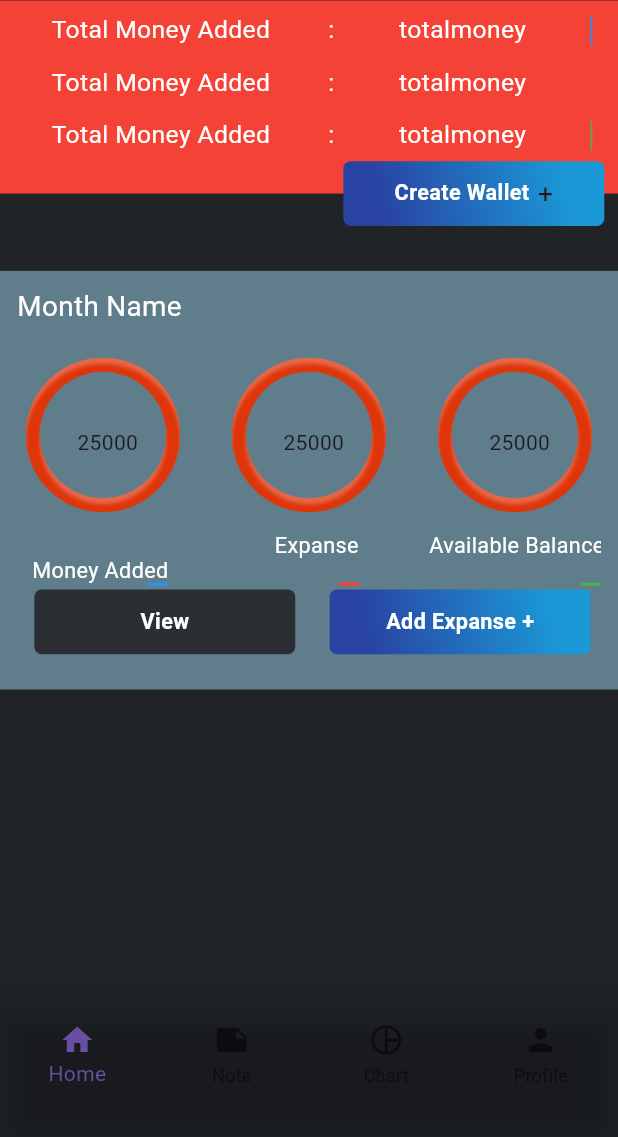
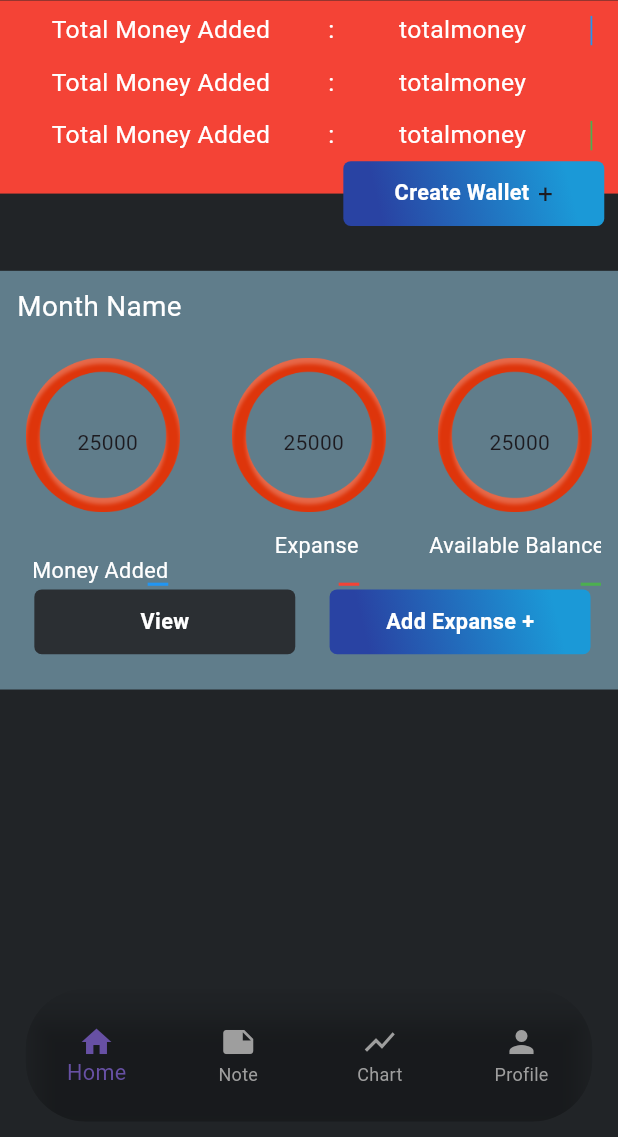
Before and after one commit to AAShayon01/hisab, a Flutter app: the screen it shows after launch, after a tap on "Submit", on a phone screen of 412 x 824 dp, the part 99-1236 px from its top. Run offline on Flutter 3.47's test engine with Material 3 defaults, Android fonts, the phone set to English and light mode, and no system bars; our stand-ins replace firebase_auth, firebase_core, flutter_screenutil, google_sign_in; accounts and stored records are empty; network calls fail.

Commit message:
custom navbar Finished with provider

```diff
--- a/lib/main.dart
+++ b/lib/main.dart
@@ -2,6 +2,7 @@ import 'package:firebase_core/firebase_core.dart';
 import 'package:flutter/material.dart';
 import 'package:flutter_screenutil/flutter_screenutil.dart';
 import 'package:hisab/provider/auth_provider.dart';
+import 'package:hisab/provider/bottomNavigationBarProvider.dart';
 import 'package:hisab/provider/noteProvider.dart';
 import 'package:hisab/view/screen/Login.dart';
 import 'package:provider/provider.dart';
@@ -14,6 +15,7 @@ void main() async{
       MultiProvider(providers: [
         ChangeNotifierProvider<AuthProvider>(create: (context)=>AuthProvider()),
         ChangeNotifierProvider<NotesProvider>(create:(context)=>NotesProvider()),
+        ChangeNotifierProvider(create: (context) => BottomNavigationBarProvider()),
 
       ],child: const Myapp(),
       )
--- /dev/null
+++ b/lib/provider/bottomNavigationBarProvider.dart
@@ -0,0 +1,12 @@
+import 'package:flutter/material.dart';
+
+class BottomNavigationBarProvider extends ChangeNotifier {
+  int _currentIndex = 0;
+
+  int get currentIndex => _currentIndex;
+
+  void updateIndex(int newIndex) {
+    _currentIndex = newIndex;
+    notifyListeners();
+  }
+}
--- a/lib/view/screen/chart.dart
+++ b/lib/view/screen/chart.dart
@@ -1,10 +1,12 @@
 import 'package:flutter/material.dart';
+import 'package:hisab/utils/app_constant.dart';
 class Chart extends StatelessWidget {
   const Chart({super.key});
 
   @override
   Widget build(BuildContext context) {
     return Scaffold(
+      backgroundColor: AppConst.appBackgroundColor,
     );
   }
 }
--- a/lib/view/screen/note.dart
+++ b/lib/view/screen/note.dart
@@ -1,5 +1,7 @@
 import 'package:flutter/material.dart';
+import 'package:flutter_screenutil/flutter_screenutil.dart';
 import 'package:hisab/provider/noteProvider.dart';
+import 'package:hisab/utils/app_constant.dart';
 import 'package:provider/provider.dart';
 import '../widgets/notesDetails.dart';
 class Note extends StatelessWidget {
@@ -10,8 +12,14 @@ class Note extends StatelessWidget {
     final notesProvider = Provider.of<NotesProvider>(context);
 
     return Scaffold(
+      backgroundColor: AppConst.appBackgroundColor,
       appBar: AppBar(
-        title: Text('Notes'),
+        automaticallyImplyLeading: false,
+        backgroundColor: Colors.transparent,
+        title: Padding(
+          padding: EdgeInsets.only(left: 10.w),
+          child:  Text('Notes',style: AppConst.appTextStyle,),
+        ),
       ),
       body: ListView.builder(
         itemCount: notesProvider.notes.length,
--- a/lib/view/widgets/customBottomNavBar.dart
+++ b/lib/view/widgets/customBottomNavBar.dart
@@ -1,3 +1,5 @@
+import 'dart:ui';
+
 import 'package:flutter/material.dart';
 import 'package:flutter_screenutil/flutter_screenutil.dart';
 import 'package:hisab/provider/auth_provider.dart';
@@ -6,114 +8,193 @@ import 'package:hisab/view/screen/chart.dart';
 import 'package:hisab/view/screen/homepage.dart';
 import 'package:hisab/view/screen/profile.dart';
 import 'package:provider/provider.dart';
+import '../../provider/bottomNavigationBarProvider.dart';
 import '../../utils/app_constant.dart';
 import '../screen/note.dart';
 
-class CurvedNavigationBarPage extends StatefulWidget {
-  const CurvedNavigationBarPage({super.key});
+// class CurvedNavigationBarPage extends StatefulWidget {
+//   const CurvedNavigationBarPage({super.key});
+//
+//   @override
+//   State<CurvedNavigationBarPage> createState() =>
+//       _CurvedNavigationBarPageState();
+// }
 
-  @override
-  State<CurvedNavigationBarPage> createState() =>
-      _CurvedNavigationBarPageState();
-}
+//
+// class _CurvedNavigationBarPageState extends State<CurvedNavigationBarPage> {
+//   int _index = 0;
+//
+//   final List<Widget> _pages = [
+//     const Homepage(),
+//     const Note(),
+//     const Chart(),
+//     const Profile(),
+//   ];
+//
+//   @override
+//   Widget build(BuildContext context) {
+//     final authProvider = Provider.of<AuthProvider>(context);
+//     final notesProvider = Provider.of<NotesProvider>(context);
+//
+//     return Scaffold(
+//       backgroundColor: AppConst.appBackgroundColor,
+//       body: _pages[_index],
+//       bottomNavigationBar: Padding(
+//         padding: EdgeInsets.only(bottom: 10.h),
+//         child: Container(
+//           height: 86.h,
+//           child:BottomNavigationBar(
+//           backgroundColor: Colors.transparent,
+//           type: BottomNavigationBarType.fixed,
+//           items: [
+//             BottomNavigationBarItem(icon: Icon(Icons.home), label: 'Home', backgroundColor: AppConst.appBackgroundColor),
+//             BottomNavigationBarItem(icon: Icon(Icons.note), label: 'Note', backgroundColor:AppConst.appBackgroundColor),
+//             BottomNavigationBarItem(icon: Icon(Icons.pie_chart_outline), label: 'Chart', backgroundColor: AppConst.appBackgroundColor),
+//             BottomNavigationBarItem(icon: Icon(Icons.person), label: 'Profile', backgroundColor: AppConst.appBackgroundColor),
+//           ],
+//           onTap: (index) {
+//             setState(() {
+//               _index = index;
+//             });
+//           },
+//         ),
+//         ),
+//       ),
+//     );
+//   }
+// }
+///set state style ///
+// class _CurvedNavigationBarPageState extends State<CurvedNavigationBarPage> {
+//   int _index = 0;
+//
+//   final List<Widget> _pages = [
+//     const Homepage(),
+//     const Note(),
+//     const Chart(),
+//     const Profile(),
+//   ];
+//
+//   @override
+//   Widget build(BuildContext context) {
+//     final authProvider = Provider.of<AuthProvider>(context);
+//     final notesProvider = Provider.of<NotesProvider>(context);
+//
+//     return Scaffold(
+//       backgroundColor: AppConst.appBackgroundColor,
+//       body: _pages[_index],
+//       bottomNavigationBar: Padding(
+//         padding: EdgeInsets.only(bottom: 10.h),
+//         child: Container(
+//           height: 86.h,
+//           child: BottomNavigationBar(
+//             backgroundColor: Colors.transparent,
+//             type: BottomNavigationBarType.fixed,
+//             items: [
+//               BottomNavigationBarItem(
+//                 icon: Icon(Icons.home),
+//                 label: 'Home',
+//                 backgroundColor: AppConst.appBackgroundColor,
+//               ),
+//               BottomNavigationBarItem(
+//                 icon: Icon(Icons.note),
+//                 label: 'Note',
+//                 backgroundColor: AppConst.appBackgroundColor,
+//               ),
+//               BottomNavigationBarItem(
+//                 icon: Icon(Icons.pie_chart_outline),
+//                 label: 'Chart',
+//                 backgroundColor: AppConst.appBackgroundColor,
+//               ),
+//               BottomNavigationBarItem(
+//                 icon: Icon(Icons.person),
+//                 label: 'Profile',
+//                 backgroundColor: AppConst.appBackgroundColor,
+//               ),
+//             ],
+//             currentIndex: _index, // Add this line to set the current index
+//             onTap: (index) {
+//               setState(() {
+//                 _index = index;
+//               });
+//             },
+//           ),
+//         ),
+//       ),
+//     );
+//   }
+// }
+///provider\\\
 
-class _CurvedNavigationBarPageState extends State<CurvedNavigationBarPage> {
-  int _index = 0;
 
-  final List<Widget> _pages = [
-    const Homepage(),
-    const Note(),
-    const Chart(),
-    const Profile(),
-  ];
-
+class CurvedNavigationBarPage extends StatelessWidget {
   @override
   Widget build(BuildContext context) {
-    final authProvider = Provider.of<AuthProvider>(context);
-    final notesProvider = Provider.of<NotesProvider>(context);
-
     return Scaffold(
       backgroundColor: AppConst.appBackgroundColor,
-      body: _pages[_index],
-      bottomNavigationBar: Padding(
-        padding: EdgeInsets.only(bottom: 10.h),
+      body: Consumer<BottomNavigationBarProvider>(
+        builder: (context, provider, child) {
+          return IndexedStack(
+            index: provider.currentIndex,
+            children: const [
+              Homepage(),
+              Note(),
+              Chart(),
+              Profile(),
+            ],
+          );
+        },
+      ),
+      bottomNavigationBar:
+      Padding(
+        padding: EdgeInsets.only(bottom: 10.h,left: 15.w,right: 15.w),
+        child: Consumer<BottomNavigationBarProvider>(
+          builder: (context, provider, child) {
+            return ClipRRect(
+              borderRadius: BorderRadius.circular(40),
               child: Container(
                 height: 86.h,
-          // child: BottomNavigationBar(
-          //   backgroundColor: Colors.transparent,
-          //   items: [
-          //     BottomNavigationBarItem(
-          //       icon: Icon(Icons.home),
-          //       label: 'Home',
-          //       backgroundColor: AppConst.appBackgroundColor,
-          //       type: BottomNavigationBarType.fixed,
-          //     ),
-          //     BottomNavigationBarItem(
-          //       icon: Icon(Icons.note),
-          //       label: 'Note',
-          //       backgroundColor: Colors.white,
-          //       type: BottomNavigationBarType.fixed,
-          //     ),
-          //     BottomNavigationBarItem(
-          //       icon: Icon(Icons.pie_chart_outline),
-          //       label: 'Chart',
-          //       backgroundColor: AppConst.appBackgroundColor,
-          //       type: BottomNavigationBarType.fixed,
-          //     ),
-          //     BottomNavigationBarItem(
-          //       icon: Icon(Icons.person),
-          //       label: 'Profile',
-          //       backgroundColor: AppConst.appBackgroundColor,
-          //       type: BottomNavigationBarType.fixed,
-          //     ),
-          //     // BottomNavigationBarItem(icon: Icon(Icons.home), label: 'Home', backgroundColor: AppConst.appBackgroundColor),
-          //     // BottomNavigationBarItem(icon: Icon(Icons.note), label: 'Note', backgroundColor: Colors.white, textOverflow: TextOverflow.visible),
-          //     // BottomNavigationBarItem(icon: Icon(Icons.pie_chart_outline), label: 'Chart', backgroundColor: AppConst.appBackgroundColor, textOverflow: TextOverflow.visible),
-          //     // BottomNavigationBarItem(icon: Icon(Icons.person), label: 'Profile', backgroundColor: AppConst.appBackgroundColor, textOverflow: TextOverflow.visible),
-          //         // Icon(Icons.ice_skating, size: 24.sp, color: Colors.green),
-          //         // Icon(Icons.note, size: 24.sp, color: Colors.green),
-          //         // Icon(Icons.pie_chart_outline, size: 24.sp, color: Colors.green),
-          //         // Icon(Icons.person, size: 24.sp, color: Colors.green),
-          //   ],
-          //     onTap: (index) {
-          //   setState(() {
-          //     _index = index;
-          //   });
-          // },
-          //     ),
-          child:BottomNavigationBar(
+                decoration: BoxDecoration(
+                  borderRadius: BorderRadius.circular(40),
+                  color: AppConst.appBackgroundColor
+                ),
+                child: BottomNavigationBar(
                   backgroundColor: Colors.transparent,
                   type: BottomNavigationBarType.fixed,
+                  currentIndex: provider.currentIndex,
+                  // selectedItemColor: Colors.blue, // Set the color for the selected item
+                  unselectedItemColor: Colors.grey, // Set
+                  selectedLabelStyle: AppConst.hisabTextStyle,
                   items: [
-            BottomNavigationBarItem(icon: Icon(Icons.home), label: 'Home', backgroundColor: AppConst.appBackgroundColor),
-            BottomNavigationBarItem(icon: Icon(Icons.note), label: 'Note', backgroundColor:AppConst.appBackgroundColor),
-            BottomNavigationBarItem(icon: Icon(Icons.pie_chart_outline), label: 'Chart', backgroundColor: AppConst.appBackgroundColor),
-            BottomNavigationBarItem(icon: Icon(Icons.person), label: 'Profile', backgroundColor: AppConst.appBackgroundColor),
+                    BottomNavigationBarItem(
+                      icon: Icon(Icons.home),
+                      label: 'Home',
+                      backgroundColor: AppConst.appBackgroundColor,
+                    ),
+                    BottomNavigationBarItem(
+                      icon: Icon(Icons.note),
+                      label: 'Note',
+                      backgroundColor: AppConst.appBackgroundColor,
+                    ),
+                    BottomNavigationBarItem(
+                      icon: Icon(Icons.show_chart),
+                      label: 'Chart',
+                      backgroundColor: AppConst.appBackgroundColor,
+                    ),
+                    BottomNavigationBarItem(
+                      icon: Icon(Icons.person),
+                      label: 'Profile',
+                      backgroundColor: AppConst.appBackgroundColor,
+                    ),
                   ],
                   onTap: (index) {
-            setState(() {
-              _index = index;
-            });
+                    Provider.of<BottomNavigationBarProvider>(context, listen: false).updateIndex(index);
                   },
                 ),
               ),
+            );
+          },
         ),
-
-      // CurvedNavigationBar(
-      //   index: _index,
-      //   backgroundColor: Colors.transparent,
-      //   items: <Widget>[
-      //     Icon(Icons.home, size: 24.sp, color: Colors.green),
-      //     Icon(Icons.note, size: 24.sp, color: Colors.green),
-      //     Icon(Icons.pie_chart_outline, size: 24.sp, color: Colors.green),
-      //     Icon(Icons.person, size: 24.sp, color: Colors.green),
-      //   ],
-      //   onTap: (index) {
-      //     setState(() {
-      //       _index = index;
-      //     });
-      //   },
-      // ),
+      ),
     );
   }
 }
```
Lines whose indentation alone changed are shown as unchanged.
